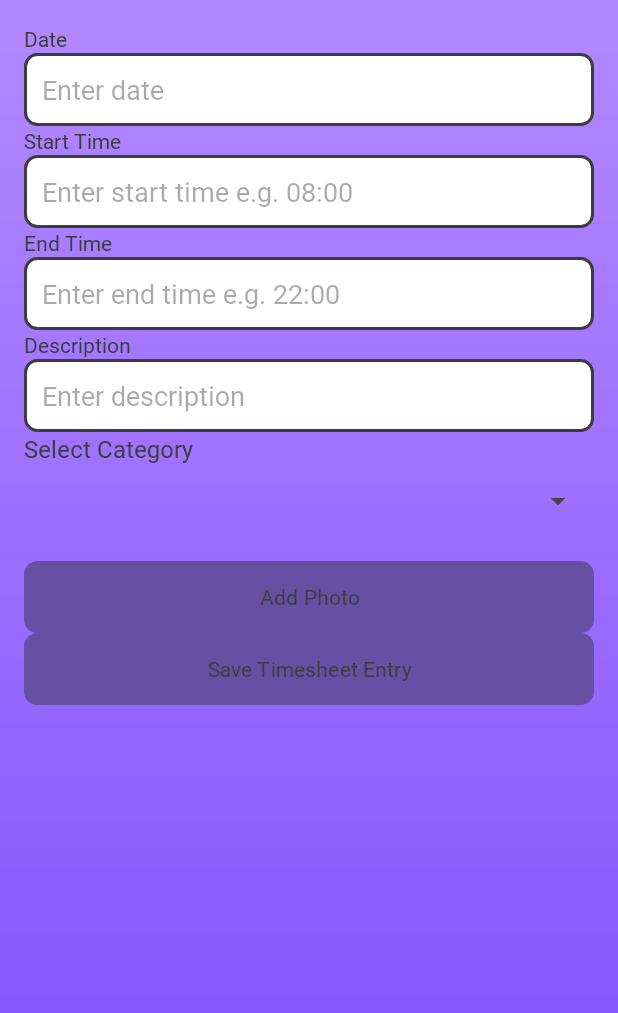
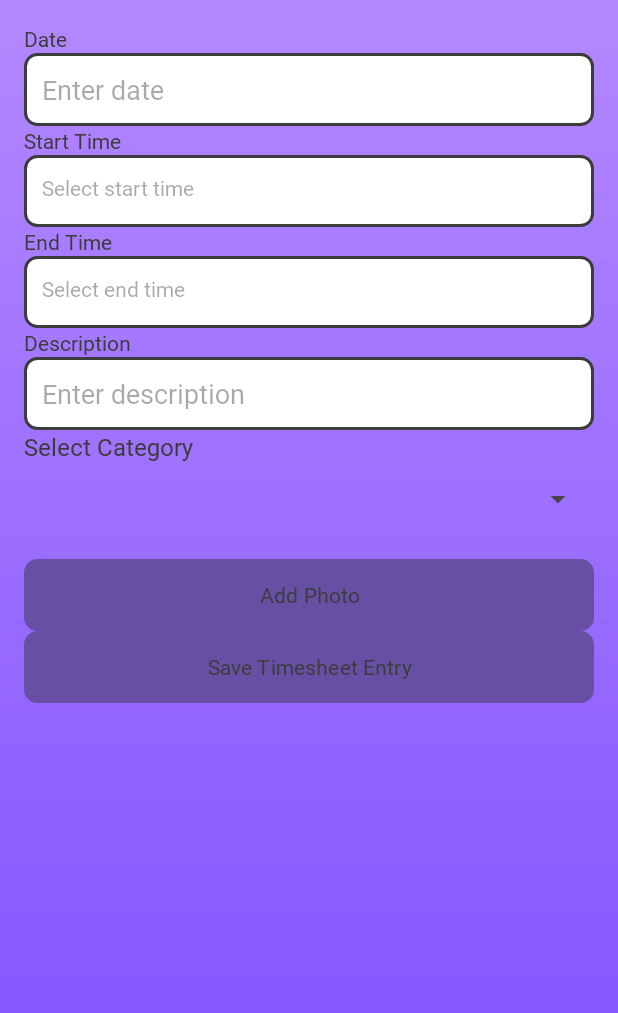
Before and after one commit to TGFo/TimeSheetApp, an Android app: the TimesheetsCreateActivity screen opened directly, with no data from a screen before it, on a phone screen of 412 x 824 dp. Shown: the top 1013 px of the screen. Run offline under Robolectric (Android 15) with nearby library versions, the phone set to English and light mode, and no system bars; our stand-ins replace Firebase (no records; nobody signed in at launch, a user with empty details on screens opened directly).

```diff
--- a/app/src/main/java/com/opscappgroup2/timesheetapp/CategoriesActivity.kt
+++ b/app/src/main/java/com/opscappgroup2/timesheetapp/CategoriesActivity.kt
@@ -55,6 +55,7 @@ class CategoriesActivity : AppCompatActivity() {
         // Handle open timesheet button click
         findViewById<Button>(R.id.openTimesheetButton).setOnClickListener {
             startActivity(Intent(this, TimesheetsCreateActivity::class.java))
+
         }
     }
 
--- a/app/src/main/java/com/opscappgroup2/timesheetapp/CategoriesAdapter.kt
+++ b/app/src/main/java/com/opscappgroup2/timesheetapp/CategoriesAdapter.kt
@@ -41,6 +41,7 @@ class CategoriesAdapter(
 
         holder.itemView.setOnClickListener {
             val intent = Intent(context, TimesheetsActivity::class.java)
+            intent.putExtra("categoryId", category.id)
             intent.putExtra("categoryName", category.name)
             context.startActivity(intent)
         }
--- a/app/src/main/java/com/opscappgroup2/timesheetapp/LoginActivity.kt
+++ b/app/src/main/java/com/opscappgroup2/timesheetapp/LoginActivity.kt
@@ -25,12 +25,8 @@ class LoginActivity : AppCompatActivity() {
         val loginButton: Button = findViewById(R.id.loginButton)
         val registerTextView: TextView = findViewById(R.id.registerTextView)
         val forgotPasswordTextView: TextView = findViewById(R.id.forgotPasswordTextView)
-        val skipLoginButton: Button = findViewById(R.id.skipLoginButton)
 
-        // Skip login and navigate to the main screen
-        skipLoginButton.setOnClickListener {
-            navigateToMainScreen()
-        }
+
 
         // Handle user login
         loginButton.setOnClickListener {
--- a/app/src/main/java/com/opscappgroup2/timesheetapp/TimesheetsCreateActivity.kt
+++ b/app/src/main/java/com/opscappgroup2/timesheetapp/TimesheetsCreateActivity.kt
@@ -30,6 +30,8 @@ class TimesheetsCreateActivity : AppCompatActivity() {
     private val timesheets = mutableListOf<Timesheet>()
     private lateinit var imagePickerLauncher: ActivityResultLauncher<Intent>
     private lateinit var categorySpinner: Spinner
+    private lateinit var startTimeTextView: TextView
+    private lateinit var endTimeTextView: TextView
     private val categoryMap = mutableMapOf<String, String>() // Map to store category names and IDs
 
     override fun onCreate(savedInstanceState: Bundle?) {
@@ -42,8 +44,8 @@ class TimesheetsCreateActivity : AppCompatActivity() {
 
         photoImageView = findViewById(R.id.photoImageView)
         val dateEditText: EditText = findViewById(R.id.dateEditText)
-        val startTimeEditText: EditText = findViewById(R.id.startTimeEditText)
-        val endTimeEditText: EditText = findViewById(R.id.endTimeEditText)
+        startTimeTextView = findViewById(R.id.startTimeTextView)
+        endTimeTextView = findViewById(R.id.endTimeTextView)
         val descriptionEditText: EditText = findViewById(R.id.descriptionEditText)
         categorySpinner = findViewById(R.id.categorySpinner)
         val addPhotoButton: Button = findViewById(R.id.addPhotoButton)
@@ -71,21 +73,20 @@ class TimesheetsCreateActivity : AppCompatActivity() {
             showDatePickerDialog { date -> dateEditText.setText(date) }
         }
 
-        // Set time picker for the start time
-        startTimeEditText.setOnClickListener {
-            showTimePickerDialog { time -> startTimeEditText.setText(time) }
+        startTimeTextView.setOnClickListener {
+            showTimePickerDialog { time -> startTimeTextView.text = time }
         }
 
-        // Set time picker for the end time
-        endTimeEditText.setOnClickListener {
-            showTimePickerDialog { time -> endTimeEditText.setText(time) }
+        endTimeTextView.setOnClickListener {
+            showTimePickerDialog { time -> endTimeTextView.text = time }
         }
+
 
         // Handle saving the timesheet entry
         saveButton.setOnClickListener {
             val date = dateEditText.text.toString()
-            val startTime = startTimeEditText.text.toString()
-            val endTime = endTimeEditText.text.toString()
+            val startTime = startTimeTextView.text.toString()
+            val endTime = endTimeTextView.text.toString()
             val description = descriptionEditText.text.toString()
             val selectedCategoryName = categorySpinner.selectedItem?.toString()
             val categoryId = categoryMap[selectedCategoryName] // Get the category ID from the map
@@ -158,10 +159,21 @@ class TimesheetsCreateActivity : AppCompatActivity() {
     // Show Time Picker dialog
     private fun showTimePickerDialog(onTimeSelected: (String) -> Unit) {
         val calendar = Calendar.getInstance()
-        TimePickerDialog(this, { _, hourOfDay, minute ->
-            val formattedTime = String.format("%02d:%02d", hourOfDay, minute)
-            onTimeSelected(formattedTime)
-        }, calendar.get(Calendar.HOUR_OF_DAY), calendar.get(Calendar.MINUTE), true).show()
+        val hour = calendar.get(Calendar.HOUR_OF_DAY)
+        val minute = calendar.get(Calendar.MINUTE)
+
+        val timePickerDialog = TimePickerDialog(
+            this,
+            { _, selectedHour, selectedMinute ->
+                val time = String.format("%02d:%02d", selectedHour, selectedMinute)
+                onTimeSelected(time)
+            },
+            hour,
+            minute,
+            true
+        )
+
+        timePickerDialog.show()
     }
 
     // Validate input fields
--- a/app/src/main/res/layout/activity_timesheets_create.xml
+++ b/app/src/main/res/layout/activity_timesheets_create.xml
@@ -32,16 +32,20 @@
         android:text="Start Time"
         android:textColor="#3C3C3C"
         android:fontFamily="@font/custom_font"/>
-    <EditText
-        android:id="@+id/startTimeEditText"
+    <TextView
+        android:id="@+id/startTimeTextView"
         android:layout_width="match_parent"
         android:layout_height="wrap_content"
         android:minHeight="48dp"
         android:padding="12dp"
-        android:hint="Enter start time e.g. 08:00"
+        android:hint="Select start time"
         android:textColor="#3C3C3C"
         android:fontFamily="@font/custom_font"
-        android:background="@drawable/input_field_background"/>
+        android:background="@drawable/input_field_background"
+        android:focusable="false"
+        android:clickable="true" />
+
+
 
 
     <TextView
@@ -50,17 +54,19 @@
         android:text="End Time"
         android:textColor="#3C3C3C"
         android:fontFamily="@font/custom_font"/>
-    <EditText
-        android:id="@+id/endTimeEditText"
+
+    <TextView
+        android:id="@+id/endTimeTextView"
         android:layout_width="match_parent"
         android:layout_height="wrap_content"
         android:minHeight="48dp"
         android:padding="12dp"
-        android:hint="Enter end time e.g. 22:00"
+        android:hint="Select end time"
         android:textColor="#3C3C3C"
         android:fontFamily="@font/custom_font"
-        android:background="@drawable/input_field_background"/>
-
+        android:background="@drawable/input_field_background"
+        android:focusable="false"
+        android:clickable="true" />
 
     <TextView
         android:layout_width="wrap_content"
```
Also changed, not shown: app/src/main/java/com/opscappgroup2/timesheetapp/TimesheetListActivity.kt (+55 -34 lines), app/src/main/java/com/opscappgroup2/timesheetapp/TimesheetsActivity.kt (+29 -10 lines), app/src/main/res/layout/activity_login.xml (+0 -10 lines).
